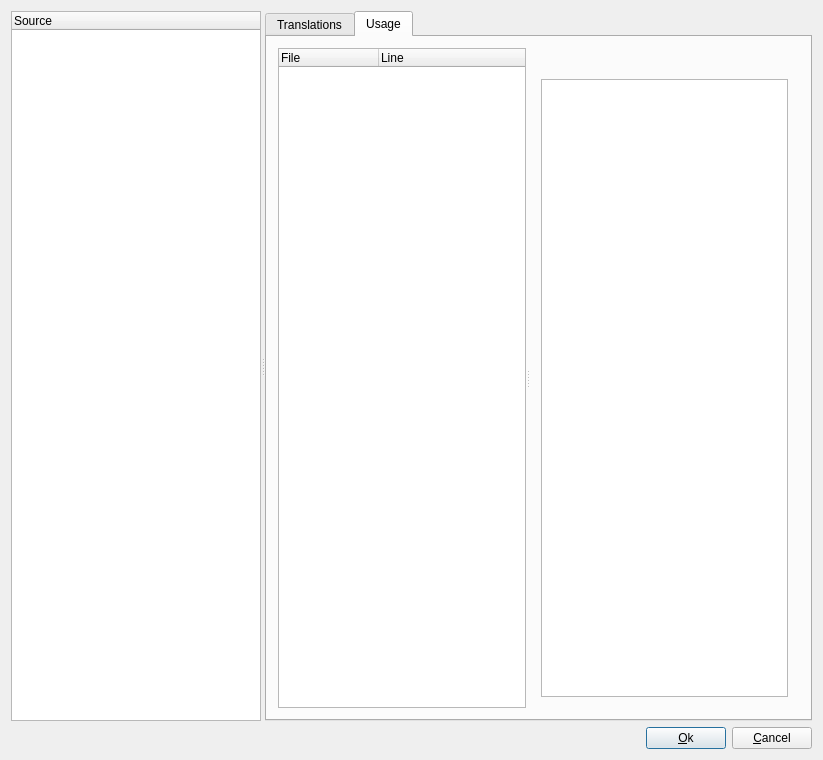
Before: the Qt Designer form python/brainvisa/brainvisaTranslation-qt4.ui in brainvisa/axon, drawn with Qt 5.
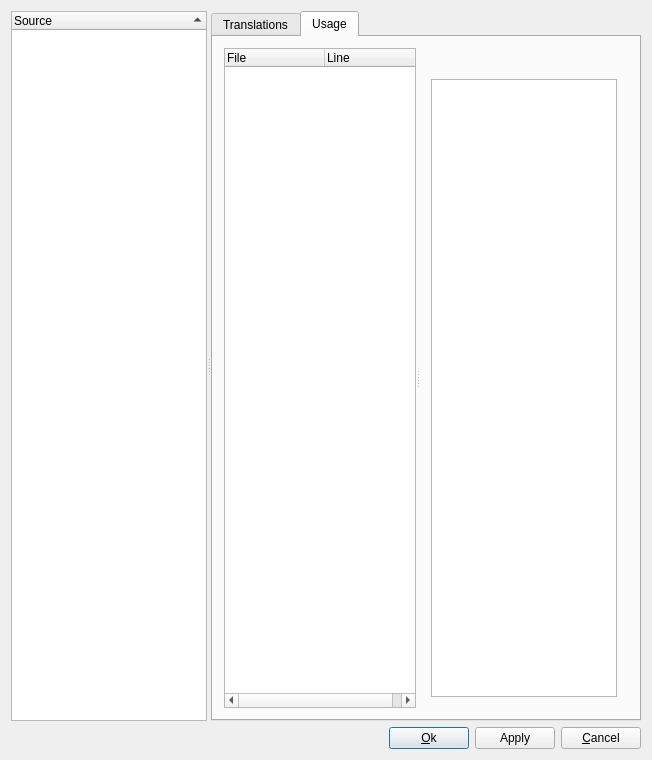
After: the same form once the commit is applied.

Commit message: fixes and improvements to brainvisaTranslation (mainly in Qt4): 'apply' button, sort messages, use plain text (and show HTML tags)... + some more translations

```diff
--- a/python/brainvisa/brainvisaTranslation-qt4.ui
+++ b/python/brainvisa/brainvisaTranslation-qt4.ui
@@ -6,7 +6,7 @@
    <rect>
     <x>0</x>
     <y>0</y>
-    <width>823</width>
+    <width>652</width>
     <height>760</height>
    </rect>
   </property>
@@ -20,6 +20,12 @@
       <enum>Qt::Horizontal</enum>
      </property>
      <widget class="QTreeWidget" name="lstSources">
+      <property name="sortingEnabled">
+       <bool>true</bool>
+      </property>
+      <property name="wordWrap">
+       <bool>true</bool>
+      </property>
       <column>
        <property name="text">
         <string>Source</string>
@@ -110,7 +116,7 @@
                <string/>
               </property>
               <property name="wordWrap">
-               <bool>false</bool>
+               <bool>true</bool>
               </property>
              </widget>
             </item>
@@ -151,6 +157,16 @@
        </property>
        <property name="shortcut">
         <string>Alt+O</string>
+       </property>
+       <property name="default">
+        <bool>true</bool>
+       </property>
+      </widget>
+     </item>
+     <item>
+      <widget class="QPushButton" name="btnApply">
+       <property name="text">
+        <string>Apply</string>
        </property>
       </widget>
      </item>
```
The commit also changes 3 other files.
